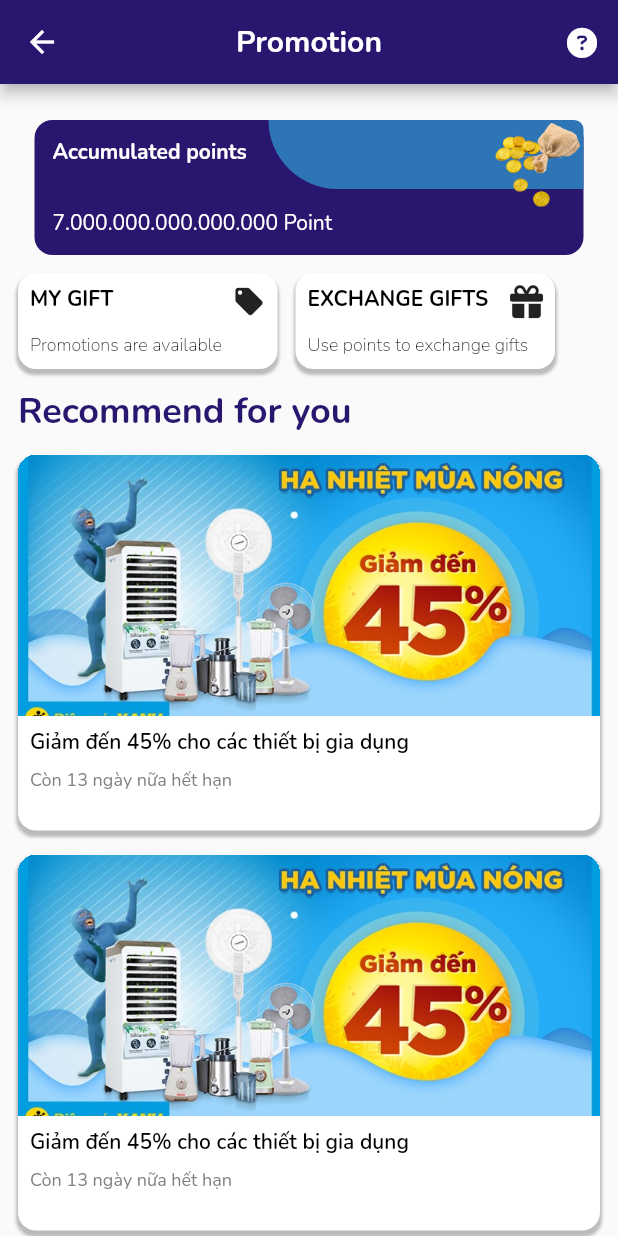
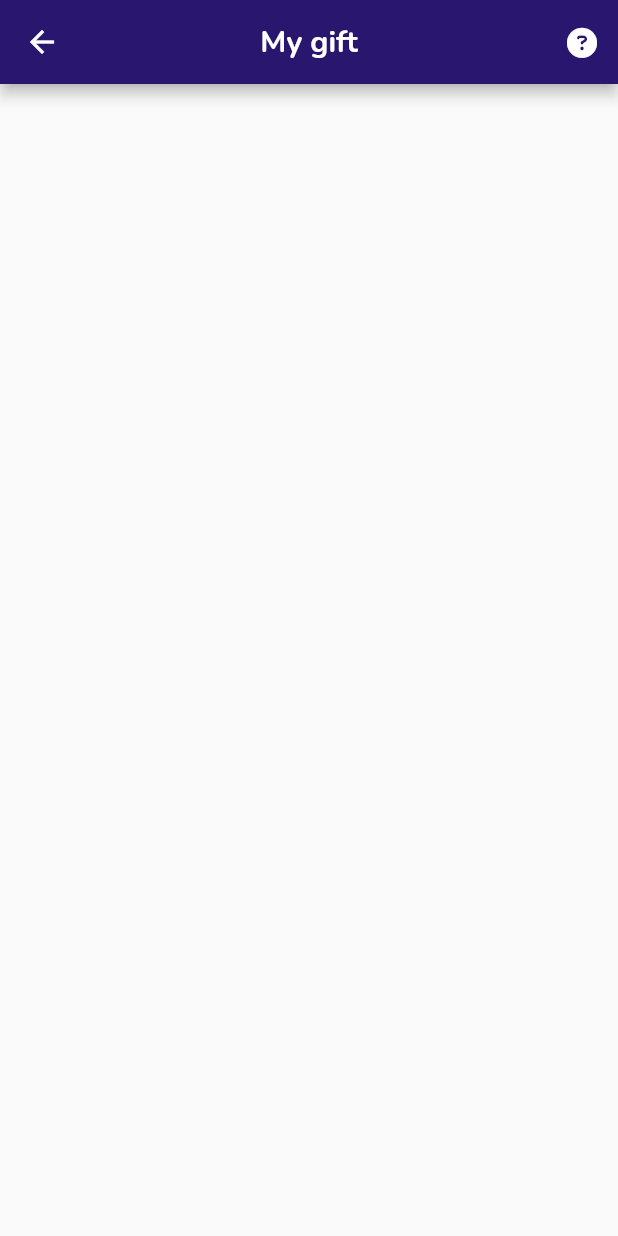
Before and after one commit to Bie-NHD/k2db-flutter-app, a Flutter app: the PromotionScreen screen opened by its route, after a tap on "MY GIFT", on a phone screen of 412 x 824 dp. Run offline on Flutter 3.47's test engine with Material 2 defaults, Android fonts, the phone set to English and light mode, and no system bars; our stand-ins replace carousel_slider, firebase_core, firebase_messaging, font_awesome_flutter, salomon_bottom_bar, shared_preferences; accounts and stored records are empty.

Commit message:
Update Appbar mygift + Appbar exchangegift

```diff
--- a/k2dbmoneyapp/lib/routes.dart
+++ b/k2dbmoneyapp/lib/routes.dart
@@ -8,6 +8,8 @@ import 'package:k2dbmoneyapp/views/screens/home/home_main.dart';
 import 'package:k2dbmoneyapp/views/screens/promotion/promotion_main.dart';
 import 'package:k2dbmoneyapp/views/screens/store/store_main.dart';
 import 'package:k2dbmoneyapp/views/screens/user/user_main.dart';
+import 'package:k2dbmoneyapp/views/screens/promotion/my_gift.dart';
+import 'package:k2dbmoneyapp/views/screens/promotion/exchange_gift.dart';
 
 final Map<String, WidgetBuilder> routes = {
   WebSocket.routeName: (context) => const WebSocket(),
@@ -19,4 +21,6 @@ final Map<String, WidgetBuilder> routes = {
   PromotionScreen.routeName: (context) => const PromotionScreen(),
   StoreScreen.routeName: (context) => const StoreScreen(),
   DetailProductScreen.routeName: (context) => const DetailProductScreen(),
+  MyGiftScreen.routeName: (context) => const MyGiftScreen(),
+  ExchangeGiftScreen.routeName: (context) => const ExchangeGiftScreen(),
 };
--- /dev/null
+++ b/k2dbmoneyapp/lib/views/screens/promotion/my_gift.dart
@@ -0,0 +1,52 @@
+import 'package:flutter/material.dart';
+import 'package:font_awesome_flutter/font_awesome_flutter.dart';
+
+import 'package:k2dbmoneyapp/core/extensions/extension_textstyle.dart';
+import 'package:k2dbmoneyapp/core/constant/color.dart';
+import 'package:k2dbmoneyapp/core/constant/dimension.dart';
+import 'package:k2dbmoneyapp/core/constant/text.dart';
+
+
+class MyGiftScreen extends StatefulWidget {
+  const MyGiftScreen({Key? key}) : super(key: key);
+  static const routeName = "/my_gift_screen";
+
+  @override
+  State<MyGiftScreen> createState() => _MyGiftScreenState();
+}
+
+class _MyGiftScreenState extends State<MyGiftScreen> {
+
+  final fieldText = TextEditingController();
+
+  void clearText() {
+    fieldText.clear();
+  }
+
+  @override
+  Widget build(BuildContext context) {
+    // TODO: implement build
+
+    return Scaffold(
+      appBar: AppBar(
+        backgroundColor: ColorsApp.primaryColor,
+
+        centerTitle: true,
+        title: Text('My gift',
+            style: TextStyles.defaultStyle.colorAppBarText.sizeAppbar.bold
+        ),
+        actions: [
+          IconButton(
+            padding: const EdgeInsets.all(k12Padding),
+            onPressed: () {},
+            icon: const Icon(
+              FontAwesomeIcons.solidCircleQuestion,
+              size: kIconSize - 2,
+            ),
+            tooltip: "Help",
+          )
+        ],
+      ),
+    );
+  }
+}
--- a/k2dbmoneyapp/lib/views/screens/promotion/promotion_main.dart
+++ b/k2dbmoneyapp/lib/views/screens/promotion/promotion_main.dart
@@ -28,9 +28,10 @@ class _PromotionScreenState extends State<PromotionScreen> {
     return Scaffold(
       appBar: AppBar(
         backgroundColor: ColorsApp.primaryColor,
+        automaticallyImplyLeading: false,
         centerTitle: true,
         title: Text('Promotion',
-            style: TextStyles.defaultStyle.colorDefaultText.colorAppBarText.sizeAppbar.bold
+            style: TextStyles.defaultStyle.colorAppBarText.sizeAppbar.bold
         ),
         actions: [
           IconButton(
@@ -114,13 +115,17 @@ class _PromotionScreenState extends State<PromotionScreen> {
                   nameItem: "MY GIFT",
                   describeItem: "Promotions are available",
                   icon: Icons.local_offer,
-                  onTap: () {},
+                  onTap: () {
+                    Navigator.of(context).pushNamed("/my_gift_screen");
+                  },
                 ),
                 ItemPromotion(
                   nameItem: "EXCHANGE GIFTS",
                   describeItem: "Use points to exchange gifts",
                   icon: FontAwesomeIcons.gift,
-                  onTap: () {},
+                  onTap: () {
+                    Navigator.of(context).pushNamed("/exchange_gift_screen");
+                  },
                 ),
               ],
             ),
```
Also changed, not shown: k2dbmoneyapp/lib/views/screens/promotion/exchange_gift.dart (added, +43 -0 lines).
